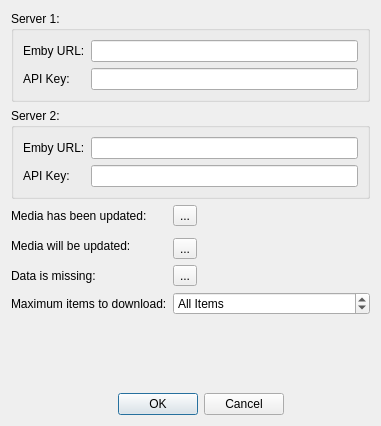
Before: the Qt Designer form UI/SettingsDlg.ui in towel42-com/EmbySync, drawn with Qt 5.
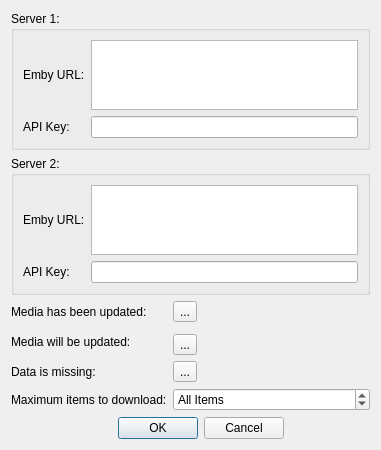
After: the same form once the commit is applied. Icons and pictures are not drawn. Custom widgets are drawn as their Qt base class.

Commit message: Server labels are clickable

```diff
--- a/UI/SettingsDlg.ui
+++ b/UI/SettingsDlg.ui
@@ -7,7 +7,7 @@
     <x>0</x>
     <y>0</y>
     <width>381</width>
-    <height>426</height>
+    <height>402</height>
    </rect>
   </property>
   <property name="windowTitle">
@@ -63,7 +63,14 @@
        <widget class="QLineEdit" name="embyAPI2"/>
       </item>
       <item row="0" column="1">
-       <widget class="QLineEdit" name="embyURL2"/>
+       <widget class="CHyperLinkLineEdit" name="embyURL2">
+        <property name="verticalScrollBarPolicy">
+         <enum>Qt::ScrollBarAlwaysOff</enum>
+        </property>
+        <property name="horizontalScrollBarPolicy">
+         <enum>Qt::ScrollBarAlwaysOff</enum>
+        </property>
+       </widget>
       </item>
       <item row="0" column="0">
        <widget class="QLabel" name="label_3">
@@ -117,7 +124,14 @@
        </widget>
       </item>
       <item row="0" column="1">
-       <widget class="QLineEdit" name="embyURL1"/>
+       <widget class="CHyperLinkLineEdit" name="embyURL1">
+        <property name="verticalScrollBarPolicy">
+         <enum>Qt::ScrollBarAlwaysOff</enum>
+        </property>
+        <property name="horizontalScrollBarPolicy">
+         <enum>Qt::ScrollBarAlwaysOff</enum>
+        </property>
+       </widget>
       </item>
       <item row="1" column="0">
        <widget class="QLabel" name="label_2">
@@ -171,6 +185,13 @@
    </item>
   </layout>
  </widget>
+ <customwidgets>
+  <customwidget>
+   <class>CHyperLinkLineEdit</class>
+   <extends>QTextEdit</extends>
+   <header>SABUtils/HyperLinkLineEdit.h</header>
+  </customwidget>
+ </customwidgets>
  <tabstops>
   <tabstop>embyURL1</tabstop>
   <tabstop>embyAPI1</tabstop>
```
Left out of the diff: 16 changed lines with no effect on the pictures. The commit also changes 1 other file.
